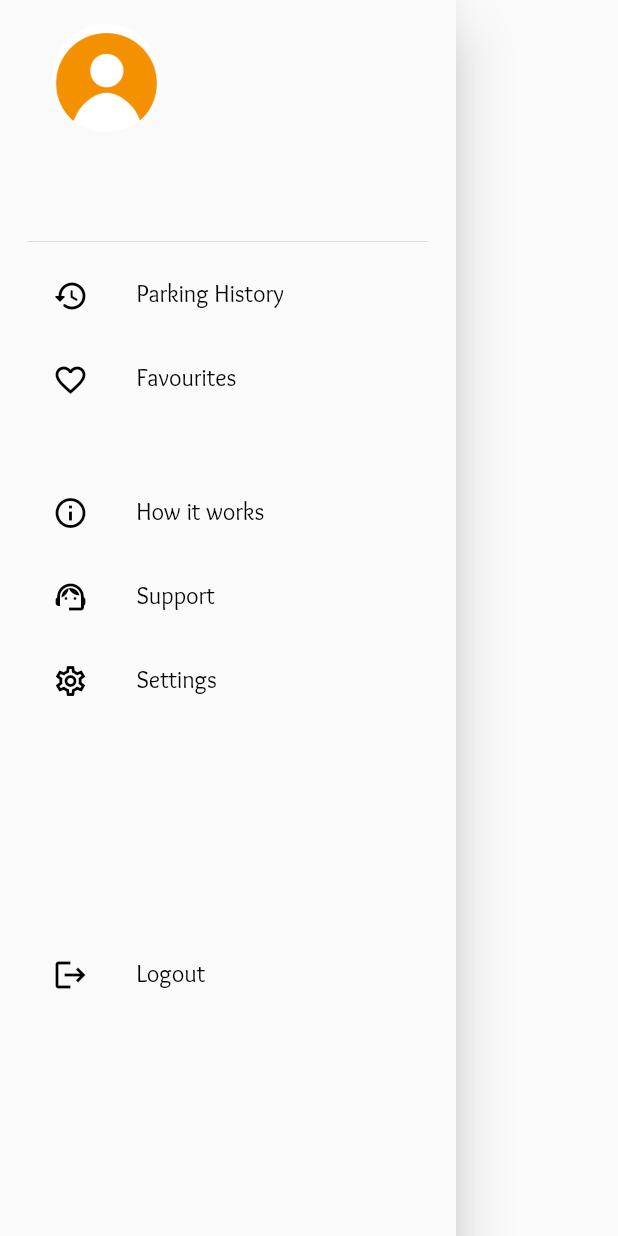
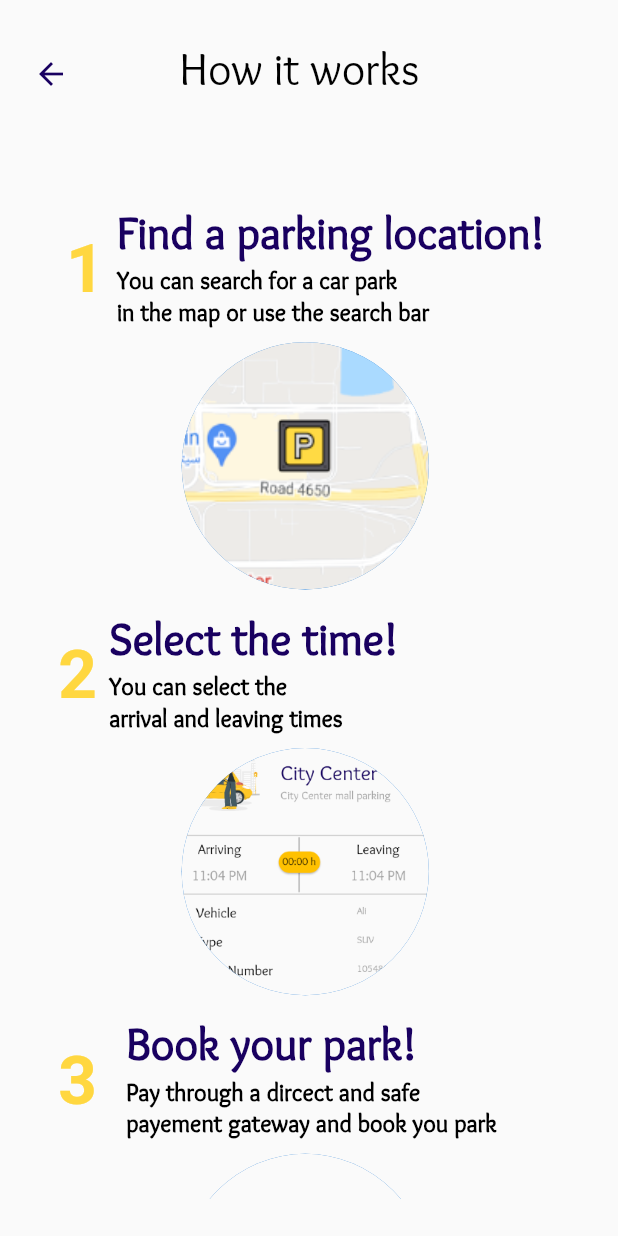
Before and after one commit to AliSahlawi/Ehjez, a Flutter app: the NavBar widget shown alone on an empty page, opened directly, after a tap on "How it works", on a phone screen of 412 x 824 dp. Run offline on Flutter 3.47's test engine with Material 2 defaults, Android fonts, the phone set to English and light mode, and no system bars; our stand-ins replace animated_text_kit, badges, cloud_firestore, firebase_auth, firebase_core, geolocator and 5 more; missing offline and left inert: flutter_stripe; accounts and stored records are empty.

Commit message:
How it works screen completed

```diff
--- a/lib/main.dart
+++ b/lib/main.dart
@@ -2,6 +2,7 @@
 import 'package:ehjez/models/parking_location.dart';
 import 'package:ehjez/screens/booking_screen.dart';
 import 'package:ehjez/screens/favorite_screen.dart';
+import 'package:ehjez/screens/how_it_works_screen.dart';
 import 'package:ehjez/screens/map_screen.dart';
 import 'package:ehjez/screens/onboarding_screen.dart';
 
@@ -71,7 +72,7 @@ class Ehjez extends StatelessWidget {
           FavoriteScreen.id:(context) => FavoriteScreen(),
           SupportScreen.id:(context) => SupportScreen(),
           SettingsScreen.id:(context)=> SettingsScreen(),
-
+          HowItWorks.id:(context) => HowItWorks(),
           // PaymentScreen.id:(context) => PaymentScreen(),
 
          // BookingScreen.id:(context) => BookingScreen()
--- /dev/null
+++ b/lib/screens/how_it_works_screen.dart
@@ -0,0 +1,169 @@
+import 'package:flutter/material.dart';
+
+import '../constants.dart';
+
+class HowItWorks extends StatelessWidget {
+  static String id = 'howitworks_screen';
+  const HowItWorks({ Key? key }) : super(key: key);
+
+  @override
+  Widget build(BuildContext context) {
+    Size size = MediaQuery.of(context).size;
+    return Scaffold(
+      body: Container(
+        height: size.height,
+        width: size.width,
+        child: Padding(
+          padding:  const EdgeInsets.fromLTRB(10, 25, 15, 25),
+          child: ListView(
+            physics: BouncingScrollPhysics(),
+
+            children: [
+              Column(
+              crossAxisAlignment: CrossAxisAlignment.center,
+              children: [
+                        Row(
+                          children: [
+                            IconButton(
+                              onPressed: () {
+                                Navigator.pop(context);
+                              },
+                              icon: Icon(
+                                Icons.arrow_back,
+                                color: kTextColor,
+                              ),
+                            ),
+                             SizedBox(
+                               width: size.width * 0.15,
+                             ),
+                            Text(
+                              'How it works',
+                              style: TextStyle(
+                                  color: Colors.black, fontFamily: "Sukar", fontSize: 30),
+                            ),
+                          ],
+                        ),
+                        SizedBox(height: size.height * 0.08,),
+                        Column(
+                          children: [
+                            Row(
+                              mainAxisAlignment: MainAxisAlignment.center,
+                              children: [
+                                Text("1" , style: TextStyle(color: Colors.amberAccent , fontSize: 45 , fontWeight: FontWeight.bold ,),),
+                                SizedBox(width: size.width * 0.02),
+                                RichText(
+                                  text:TextSpan(
+                                    text: "Find a parking location!\n",
+                                    style: TextStyle(color: kTextColor ,fontFamily: "Sukar", fontSize: 30 , fontWeight: FontWeight.bold),
+                                    children: <TextSpan>[
+                                      TextSpan(text: 'You can search for a car park\nin the map or use the search bar' ,
+                                      style: TextStyle(color: Colors.black, fontSize: 16,fontFamily: "Sukar"),
+                                       )
+                                    ]
+                                  )
+                                )
+                              ],
+                            ),
+                            SizedBox(height: size.height*0.01,),
+                            CircleAvatar(
+                                backgroundImage: AssetImage('assets/images/hiw--1.png'),
+                                radius: size.width * 0.2,
+                              ),
+                            SizedBox(height: size.height*0.02,),
+
+                              Padding(
+                                padding:  EdgeInsets.only(left:size.width * 0.07),
+                                child: Row(
+                                mainAxisAlignment: MainAxisAlignment.start,
+                                children: [
+                                  Text("2" , style: TextStyle(color: Colors.amberAccent , fontSize: 45 , fontWeight: FontWeight.bold ,),),
+                                  SizedBox(width: size.width * 0.02),
+                                  RichText(
+                                    text:TextSpan(
+                                      text: "Select the time!\n",
+                                      style: TextStyle(color: kTextColor ,fontFamily: "Sukar", fontSize: 30 , fontWeight: FontWeight.bold),
+                                      children: <TextSpan>[
+                                        TextSpan(text: 'You can select the \narrival and leaving times' ,
+                                        style: TextStyle(color: Colors.black, fontSize: 16,fontFamily: "Sukar"),
+                                         )
+                                      ]
+                                    )
+                                  )
+                                ],
+                            ),
+                              ),
+                            SizedBox(height: size.height*0.01,),
+                            CircleAvatar(
+                                backgroundImage: AssetImage('assets/images/hiw--2.png'),
+                                radius: size.width * 0.2,
+                              ),
+
+                              SizedBox(height: size.height*0.02,),
+
+                              Padding(
+                                padding:  EdgeInsets.only(left:size.width * 0.07),
+                                child: Row(
+                                mainAxisAlignment: MainAxisAlignment.start,
+                                children: [
+                                  Text("3 " , style: TextStyle(color: Colors.amberAccent , fontSize: 45 , fontWeight: FontWeight.bold ,),),
+                                  SizedBox(width: size.width * 0.02),
+                                  RichText(
+                                    text:TextSpan(
+                                      text: "Book your park!\n",
+                                      style: TextStyle(color: kTextColor ,fontFamily: "Sukar", fontSize: 30 , fontWeight: FontWeight.bold),
+                                      children: <TextSpan>[
+                                        TextSpan(text: 'Pay through a dircect and safe\npayement gateway and book you park' ,
+                                        style: TextStyle(color: Colors.black, fontSize: 16,fontFamily: "Sukar"),
+                                         )
+                                      ]
+                                    )
+                                  )
+                                ],
+                            ),
+                              ),
+                            SizedBox(height: size.height*0.01,),
+                            CircleAvatar(
+                                backgroundImage: AssetImage('assets/images/hiw--3.png'),
+                                radius: size.width * 0.2,
+                              ),
+
+
+                              SizedBox(height: size.height*0.02,),
+                              Padding(
+                                padding:  EdgeInsets.only(left:size.width * 0.07),
+                                child: Row(
+                                mainAxisAlignment: MainAxisAlignment.start,
+                                children: [
+                                  Text("4 " , style: TextStyle(color: Colors.amberAccent , fontSize: 45 , fontWeight: FontWeight.bold ,),),
+                                  SizedBox(width: size.width * 0.02),
+                                  RichText(
+                                    text:TextSpan(
+                                      text: "Upon arrival!\n",
+                                      style: TextStyle(color: kTextColor ,fontFamily: "Sukar", fontSize: 30 , fontWeight: FontWeight.bold),
+                                      children: <TextSpan>[
+                                        TextSpan(text: 'Just scan your reservation barcode\nthere is no need to print anything out' ,
+                                        style: TextStyle(color: Colors.black, fontSize: 16,fontFamily: "Sukar"),
+                                         )
+                                      ]
+                                    )
+                                  )
+                                ],
+                            ),
+                              ),
+                            SizedBox(height: size.height*0.01,),
+                            CircleAvatar(
+                                backgroundImage: AssetImage('assets/images/hiw--4.png'),
+                                radius: size.width * 0.2,
+                              )
+                          ],
+                        ),
+              ],
+            ),
+            ]
+          ),
+        ),
+      ),
+
+    );
+  }
+}
--- a/lib/screens/side_bar_screen.dart
+++ b/lib/screens/side_bar_screen.dart
@@ -1,3 +1,4 @@
+import 'package:ehjez/screens/how_it_works_screen.dart';
 import 'package:ehjez/screens/settings_screen.dart';
 import 'package:ehjez/screens/support_screen.dart';
 import 'package:ehjez/screens/welcome_screen.dart';
@@ -74,7 +75,9 @@ class _NavBarState extends State<NavBar> {
            buildMenuItem(
             text:'How it works',
             icon:Icons.info_outline,
-               onTap: (){}
+               onTap: (){
+                 Navigator.pushNamed(context, HowItWorks.id);
+               }
           ),
 
            buildMenuItem(
```
Also changed, not shown: assets/images/hiw--1.png (added), assets/images/hiw--2.png (added), assets/images/hiw--3.png (added), assets/images/hiw--4.png (added), assets/images/hiw-1.png (added).
